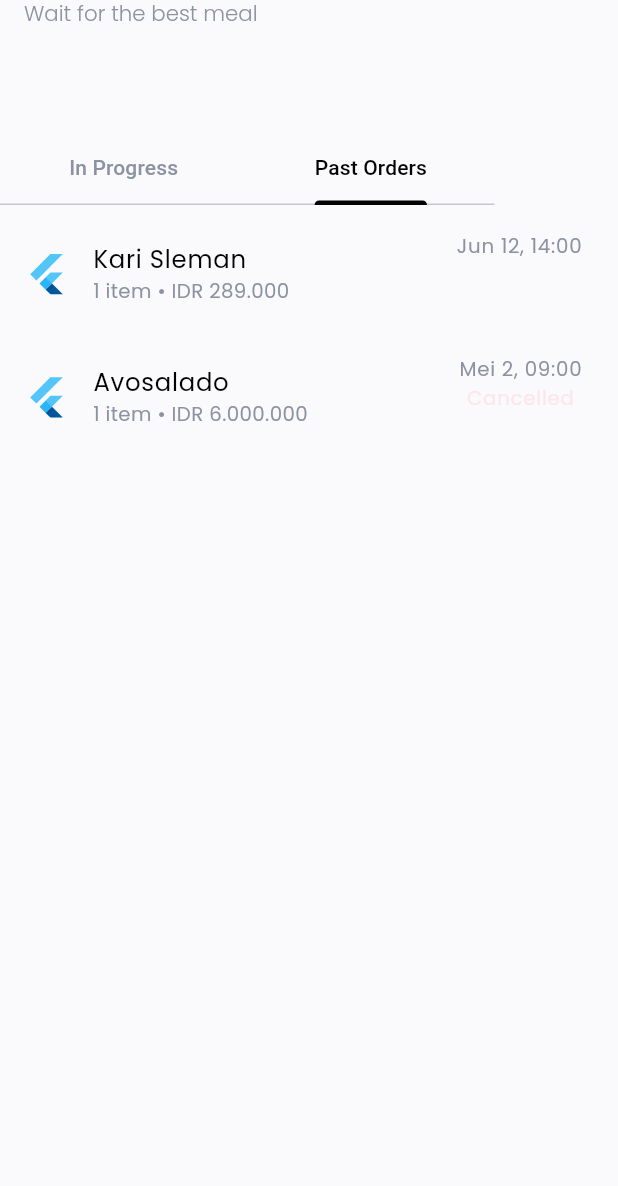
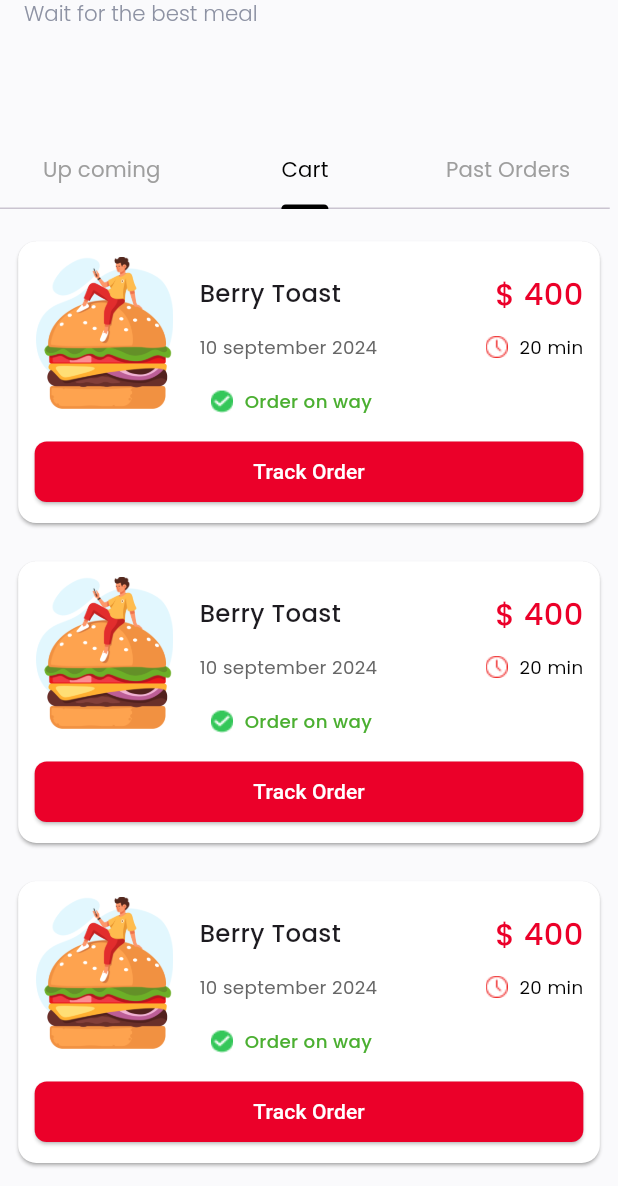
Before and after one commit to parthR1910/foodfly, a Flutter app: the Cart screen opened by its route, tab 2 chosen, on a phone screen of 412 x 824 dp, the part 50-1236 px from its top. Run offline on Flutter 3.47's test engine with Material 3 defaults, Android fonts, the phone set to English and light mode, and no system bars; our stand-ins replace cached_network_image, cloud_firestore, easy_localization, file_picker, firebase_auth, firebase_core and 16 more; accounts and stored records are empty; project files that could hold a hidden picture were left out.

Commit message:
add cart tile ui, add address when user registered

```diff
--- a/lib/framework/controller/authentication/address_controller.dart
+++ b/lib/framework/controller/authentication/address_controller.dart
@@ -53,7 +53,7 @@ class AddressController extends ChangeNotifier {
         cityController.text = '${placeMark.administrativeArea}';
         notifyListeners();
         loading = false;
-        fullAddress = "${addressController.text}, ${cityController.text}, ${postalCodeController.text}";
+        fullAddress = "${addressController.text} ${cityController.text} ${postalCodeController.text}";
         notifyListeners();
       }
     }
@@ -78,7 +78,7 @@ class AddressController extends ChangeNotifier {
       }
       final latLong = LatLng(latitude: lat,longitude: long);
       await FireStoreService.fireStoreService.updateFireStore(
-          latLong: latLong, phone: "$countryCode${phoneController.text}",fcmToken: fcmToken!);
+          latLong: latLong, phone: "$countryCode${phoneController.text}",fcmToken: fcmToken!,address: fullAddress);
       final uid = AuthService.authService.auth.currentUser!.uid;
       final userModel = await FireStoreService.fireStoreService.fireStore.collection("User").doc(uid).get().then((value) => UserModel.fromJson(value.data()!));
       BoxService.boxService.addUserDetailToHive(userModelDetailKey, userModel);
--- a/lib/framework/controller/food_controller/food_controlller.dart
+++ b/lib/framework/controller/food_controller/food_controlller.dart
@@ -68,6 +68,7 @@ class FoodController extends ChangeNotifier{
       price: int.parse(priceController.text),
       image: imgUrl,
       tax: double.parse(selectedTax),
+      deliveredCnt: 0,
       offPrice:selectedOffPrice!=""? double.parse(selectedOffPrice):0
     );
     await FireStoreService.fireStoreService.addFoodToFirebase(foodData);
--- a/lib/framework/model/user/user_model.dart
+++ b/lib/framework/model/user/user_model.dart
@@ -25,6 +25,8 @@ class UserModel {
   String? uType; // New field
   @HiveField(8)
   String? fcmToken; // New field
+  @HiveField(9)
+  String? address; // New field
 
   UserModel({
     this.email,
@@ -35,17 +37,21 @@ class UserModel {
     this.uid,
     this.uType,
     this.fcmToken,
+    this.address,
   });
 
   factory UserModel.fromJson(Map<String, dynamic> json) => UserModel(
     email: json["email"],
-    latLong: json["latLong"] == null ? null : LatLng.fromJson(json["latLong"]),
+    latLong: json["latLong"] == null
+        ? null
+        : LatLng.fromJson(json["latLong"]),
     name: json["name"],
     phone: json["phone"],
     profileImage: json["profileImage"],
     uid: json["uid"],
-    uType: json["uType"], // Assign the value of uType
-    fcmToken: json["fcmToken"], // Assign the value of fcmToken
+    uType: json["uType"],
+    fcmToken: json["fcmToken"],
+    address: json["address"], // Assign the value of address
   );
 
   Map<String, dynamic> toJson() => {
@@ -55,8 +61,9 @@ class UserModel {
     "phone": phone,
     "profileImage": profileImage,
     "uid": uid,
-    "uType": uType, // Include uType in the JSON output
-    "fcmToken": fcmToken, // Include fcmToken in the JSON output
+    "uType": uType,
+    "fcmToken": fcmToken,
+    "address": address, // Include address in the JSON output
   };
 }
 
--- a/lib/framework/service/fire_store_service.dart
+++ b/lib/framework/service/fire_store_service.dart
@@ -21,13 +21,14 @@ class FireStoreService{
   }
 
 
- Future<void> updateFireStore({required LatLng latLong, required String phone,required String fcmToken}) async {
+ Future<void> updateFireStore({required LatLng latLong, required String phone,required String fcmToken,required String address}) async {
    final uid = AuthService.authService.auth.currentUser!.uid;
   await fireStore.collection('User').doc(uid).update(
       {
        "latLong": latLong.toJson(),
        "phone": phone,
-       "fcmToken": fcmToken
+       "fcmToken": fcmToken,
+        "address": address
       }
     );
   }
--- a/lib/ui/cart/mobile/cart.dart
+++ b/lib/ui/cart/mobile/cart.dart
@@ -1,4 +1,5 @@
-import 'package:food_fly/ui/cart/mobile/helper/cart_in_progress_item.dart';
+import 'package:food_fly/ui/cart/mobile/helper/cart_cart_item.dart';
+import 'package:food_fly/ui/cart/mobile/helper/cart_up_coming.dart';
 import 'package:food_fly/ui/cart/mobile/helper/cart_past_order_item.dart';
 import 'package:food_fly/ui/utils/common_device_config.dart';
 import 'package:food_fly/ui/utils/theme/app_colors.dart';
@@ -20,7 +21,8 @@ class Cart extends ConsumerWidget {
 
   Widget _bodyWidget(WidgetRef ref) =>  SafeArea(
     child: DefaultTabController(
-      length: 2, // Set the number of tabs
+      initialIndex: 0,
+      length: 3,
       child: Padding(
         padding:  EdgeInsets.only(top: 65.h),
         child: Column(
@@ -29,25 +31,36 @@ class Cart extends ConsumerWidget {
             Row(
               children: [
                 SizedBox(
-                  width: 300.w,
+                  height: 50.h,
+                  width: 370.w,
                   child:  TabBar(
-                    indicatorColor: AppColors.kBlack,
-                    labelColor: AppColors.kBlack,
-                    unselectedLabelColor: AppColors.kGrey,
+                    splashFactory: InkSplash.splashFactory,
+                    unselectedLabelColor: Colors.grey,
+                    labelColor: Colors.black,
+                    splashBorderRadius: BorderRadius.circular(8.r),
+                    indicatorColor: Colors.black,
+                    labelPadding: EdgeInsets.symmetric(horizontal: 3.w),
                     tabs: [
-                      Tab(text: ref.watch(appStringController).keyInProgress), // Tab 1 label
-                      Tab(text: ref.watch(appStringController).keyPastOrders), // Tab 2 label
+                      Tab(child: Text(
+                          "Up coming",style: AppTextStyle.w4.copyWith(fontSize: 14.sp),
+                      ),),
+                      Tab(child: Text(
+                        "Cart",style: AppTextStyle.w4.copyWith(fontSize: 14.sp),
+                      ),),
+                      Tab(child: Text(
+                        "Past Orders",style: AppTextStyle.w4.copyWith(fontSize: 14.sp),
+                      ),),
                     ],
                   ),
                 ),
-                const Spacer()
               ],
             ),
             const Expanded(
               child: TabBarView(
                 children: [
-                  CartInProgressItem(),
-                 CartPastOrderItem(),
+                  CartUpComing(),
+                  CartCartItem(),
+                  CartPastOrderItem(),
                 ],
               ),
             ),
--- /dev/null
+++ b/lib/ui/cart/mobile/helper/cart_cart_item.dart
@@ -0,0 +1,23 @@
+import 'package:food_fly/ui/cart/mobile/helper/cart_tile.dart';
+import 'package:food_fly/ui/utils/theme/app_colors.dart';
+import 'package:food_fly/ui/utils/theme/app_text_style.dart';
+import 'package:food_fly/ui/utils/theme/theme.dart';
+
+class CartCartItem extends StatelessWidget {
+  const CartCartItem({super.key});
+
+  @override
+  Widget build(BuildContext context) {
+    List item =[
+      ["Avosalado","3 items • IDR 18.000.000"],
+      ["Kopi Kudda","10 items • IDR 450.000"],
+      ["Bwang Puttie","10 items • IDR 450.000"],
+    ];
+    return ListView.builder(
+      itemCount: item.length,
+      itemBuilder: (context, index) {
+        final data = item[index];
+        return const CartTile();
+    },);
+  }
+}
--- a/lib/ui/cart/mobile/helper/cart_past_order_item.dart
+++ b/lib/ui/cart/mobile/helper/cart_past_order_item.dart
@@ -2,6 +2,7 @@ import 'package:food_fly/ui/utils/theme/theme.dart';
 
 import '../../../utils/theme/app_colors.dart';
 import '../../../utils/theme/app_text_style.dart';
+import 'cart_tile.dart';
 
 class CartPastOrderItem extends StatelessWidget {
   const CartPastOrderItem({super.key});
@@ -16,20 +17,7 @@ class CartPastOrderItem extends StatelessWidget {
       itemCount: item.length,
       itemBuilder: (context, index) {
         final data = item[index];
-        return Padding(
-          padding:  EdgeInsets.only(top: 10.h),
-          child: ListTile(
-            leading: const FlutterLogo(size: 30,),
-            title: Text(data[0], style: AppTextStyle.w4.copyWith(fontSize: 16.sp,color: AppColors.kBlack),),
-            subtitle: Text(data[1],style: AppTextStyle.w4.copyWith(fontSize: 13.sp,color: AppColors.kGrey)),
-            trailing: Column(
-              children: [
-                Text(data[2],style: AppTextStyle.w4.copyWith(fontSize: 13.sp,color: AppColors.kGrey)),
-                Text(data[3],style: AppTextStyle.w4.copyWith(fontSize: 13.sp,color: AppColors.kLighRed))
-              ],
-            ),
-          ),
-        );
+        return const CartTile();
       },);
   }
 }
--- /dev/null
+++ b/lib/ui/cart/mobile/helper/cart_tile.dart
@@ -0,0 +1,89 @@
+import 'package:flutter_svg/flutter_svg.dart';
+import 'package:food_fly/ui/utils/theme/app_assets.dart';
+import 'package:food_fly/ui/utils/widgets/common_button.dart';
+import 'package:hive/hive.dart';
+
+import '../../../utils/theme/app_colors.dart';
+import '../../../utils/theme/app_text_style.dart';
+import '../../../utils/theme/theme.dart';
+
+class CartTile extends StatelessWidget {
+  const CartTile({super.key});
+
+  @override
+  Widget build(BuildContext context) {
+    return Padding(
+      padding: EdgeInsets.only(left: 8.h,right: 8.h,top: 16.w),
+      child: Card(
+        color: Colors.white,
+        surfaceTintColor: Colors.white,
+        shadowColor: Colors.grey,
+        child: Container(
+          height: 165.h,
+          width: 379.h,
+          margin: EdgeInsets.symmetric(vertical:10.h,horizontal: 10.w),
+          decoration: BoxDecoration(
+            borderRadius: BorderRadius.circular(15.r)
+          ),
+          child: Column(
+            children: [
+              Row(
+                crossAxisAlignment: CrossAxisAlignment.start,
+                children: [
+                  Container(
+                    width: 85.w,
+                    height: 100.h,
+                    decoration: BoxDecoration(
+                      borderRadius: BorderRadius.circular(12.r)
+                    ),
+                    child: Image.asset(AppAssets.burgerBoyPng),
+                  ),
+                  SizedBox(width: 15.w,),
+                  Expanded(child: Column(
+                    children: [
+                      SizedBox(height: 10.h,),
+                    Row(
+                      mainAxisAlignment: MainAxisAlignment.spaceBetween,
+                      children: [
+                        Text("Berry Toast",style: AppTextStyle.w5.copyWith(fontSize: 16.sp)),
+                        Text("\$ 400",style: AppTextStyle.w5.copyWith(fontSize: 20.sp,color: AppColors.kPrimary)),
+                      ],
+                    ),
+                      SizedBox(height: 6.h,),
+                      Row(
+                        mainAxisAlignment: MainAxisAlignment.spaceBetween,
+                        children: [
+                          Text("10 september 2024",style: AppTextStyle.w4.copyWith(fontSize: 12.sp,color: AppColors.textGreyColor)),
+                          Row(
+                            children: [
+                              Image.asset(AppAssets.timerClockPng,height: 30,width: 30,),
+                              Text("20 min",style: AppTextStyle.w4.copyWith(fontSize: 12.sp,color: AppColors.kBlack)),
+                            ],
+                          ),
+                        ],
+                      ),
+                      SizedBox(height: 6.h,),
+                      Row(
+                        children: [
+                          Image.asset(AppAssets.tickMarkPng,height: 30,width: 30,),
+                          Text("Order on way",style: AppTextStyle.w5.copyWith(fontSize: 12.sp,color: AppColors.kLightGreen)),
+                        ],
+                      ),
+
+                    ],))
+                ],
+              ),
+              Spacer(),
+              /// ------------------------------------ Button -----------------------///
+              Row(
+                children: [
+                  Expanded(child: CommonButton(child: Text("Track Order"), onTap: (){},padding: EdgeInsets.symmetric(vertical: 10.h,),)),
+                ],
+              )
+            ],
+          ),
+        ),
+      ),
+    );
+  }
+}
--- a/lib/ui/cart/mobile/helper/cart_in_progress_item.dart
+++ b/lib/ui/cart/mobile/helper/cart_up_coming.dart
@@ -1,9 +1,10 @@
+import 'package:food_fly/ui/cart/mobile/helper/cart_tile.dart';
 import 'package:food_fly/ui/utils/theme/app_colors.dart';
 import 'package:food_fly/ui/utils/theme/app_text_style.dart';
 import 'package:food_fly/ui/utils/theme/theme.dart';
 
-class CartInProgressItem extends StatelessWidget {
-  const CartInProgressItem({super.key});
+class CartUpComing extends StatelessWidget {
+  const CartUpComing({super.key});
 
   @override
   Widget build(BuildContext context) {
@@ -17,14 +18,16 @@ class CartInProgressItem extends StatelessWidget {
       itemCount: item.length,
       itemBuilder: (context, index) {
         final data = item[index];
-      return Padding(
-        padding:  EdgeInsets.only(top: 10.h),
-        child: ListTile(
-          leading: const FlutterLogo(size: 30,),
-          title: Text(data[0], style: AppTextStyle.w4.copyWith(fontSize: 16.sp,color: AppColors.kBlack),),
-          subtitle: Text(data[1],style: AppTextStyle.w4.copyWith(fontSize: 13.sp,color: AppColors.kGrey)),
-        ),
-      );
+        return CartTile();
+      // return Padding(
+      //   padding:  EdgeInsets.only(top: 10.h),
+      //   child: ListTile(
+      //     leading: const FlutterLogo(size: 30,),
+      //     title: Text(data[0], style: AppTextStyle.w4.copyWith(fontSize: 16.sp,color: AppColors.kBlack),),
+      //     subtitle: Text(data[1],style: AppTextStyle.w4.copyWith(fontSize: 13.sp,color: AppColors.kGrey)),
+      //   ),
+      // );
     },);
+
   }
 }
--- a/lib/ui/home/mobile/helper/home_view.dart
+++ b/lib/ui/home/mobile/helper/home_view.dart
@@ -14,7 +14,7 @@ import 'food_category/category/recommanded_food.dart';
 import 'food_category/food_category.dart';
 
 class HomeView extends ConsumerWidget {
-  final List<FoodDataModel> foodList;
+    final List<FoodDataModel> foodList;
   const HomeView({super.key,required this.foodList});
 
   @override
--- a/lib/ui/utils/theme/app_assets.dart
+++ b/lib/ui/utils/theme/app_assets.dart
@@ -9,6 +9,7 @@ class AppAssets {
   static const String profileIconSvg = 'assets/images/svg/profile.svg';
   static const String homeActiveIconSvg = 'assets/images/svg/home_active.svg';
   static const String orderActiveIconSvg = 'assets/images/svg/order_active.svg';
+  static const String timerClockSvg = 'assets/images/svg/timer_clock.svg';
   static const String profileActiveIconSvg =
       'assets/images/svg/profile_active.svg';
 
@@ -17,6 +18,9 @@ class AppAssets {
   static const String deliveryBoyPng = 'assets/images/png/delivery_boy.png';
   static const String burgerBoyPng = 'assets/images/png/burger_boy.png';
   static const String girlWithFood = 'assets/images/png/girl_with_food.png';
+  static const String timerClockPng = 'assets/images/png/timer_clock.png';
+  static const String tickMarkPng = 'assets/images/png/tick_mark.png';
+
 
 
 }
--- a/pubspec.yaml
+++ b/pubspec.yaml
@@ -46,7 +46,7 @@ dependencies:
   cloud_firestore: ^4.8.3
   flutter_svg: ^2.0.7
   google_fonts: ^5.1.0
-  easy_localization: ^3.0.2
+  easy_localization: ^3.0.5
   flutter_animate: ^4.2.0+1
   geolocator: ^9.0.2
   geocoding: ^2.1.0
@@ -62,6 +62,7 @@ dependencies:
   http:
   fluttertoast: ^8.2.4
   url_launcher: ^6.2.2
+  intl: ^0.18.0
 
 
   lottie: ^3.0.0
```
Also changed, not shown: lib/ui/home/mobile/helper/food_category/food_cateogry_list.dart (deleted, +0 -14 lines), assets/images/png/tick_mark.png (added), assets/images/png/timer_clock.png (added), assets/images/svg/timer_clock.svg (added), lib/framework/model/user/user_model.g.dart, pubspec.lock.
